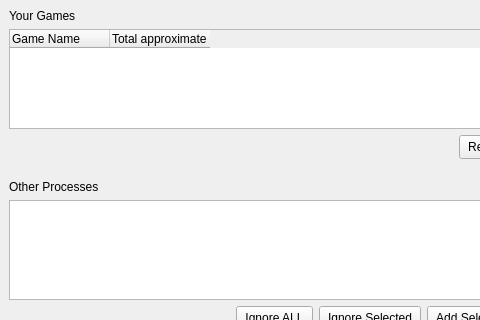
L0wLauch11/gamingbacklocal, file qt/mainwindow.ui: the form before one commit; both pictures show x 0 to 480 and y 0 to 320 of the 581 by 510 pixel window.
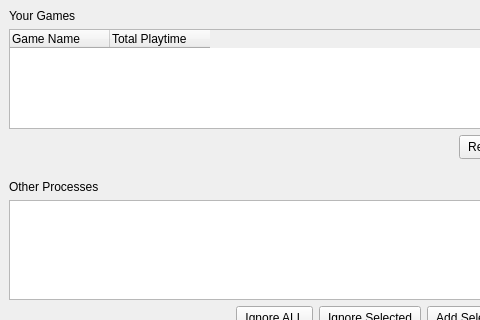
The form after the commit.

Commit message:
fix: several ui issues resolved
only thing left is 'Your Games' widget now

```diff
--- a/qt/mainwindow.ui
+++ b/qt/mainwindow.ui
@@ -42,7 +42,7 @@
       </column>
       <column>
        <property name="text">
-        <string>Total approximate Playtime</string>
+        <string>Total Playtime</string>
        </property>
        <property name="textAlignment">
         <set>AlignLeading|AlignVCenter</set>
```
The commit also changes 2 other files.
